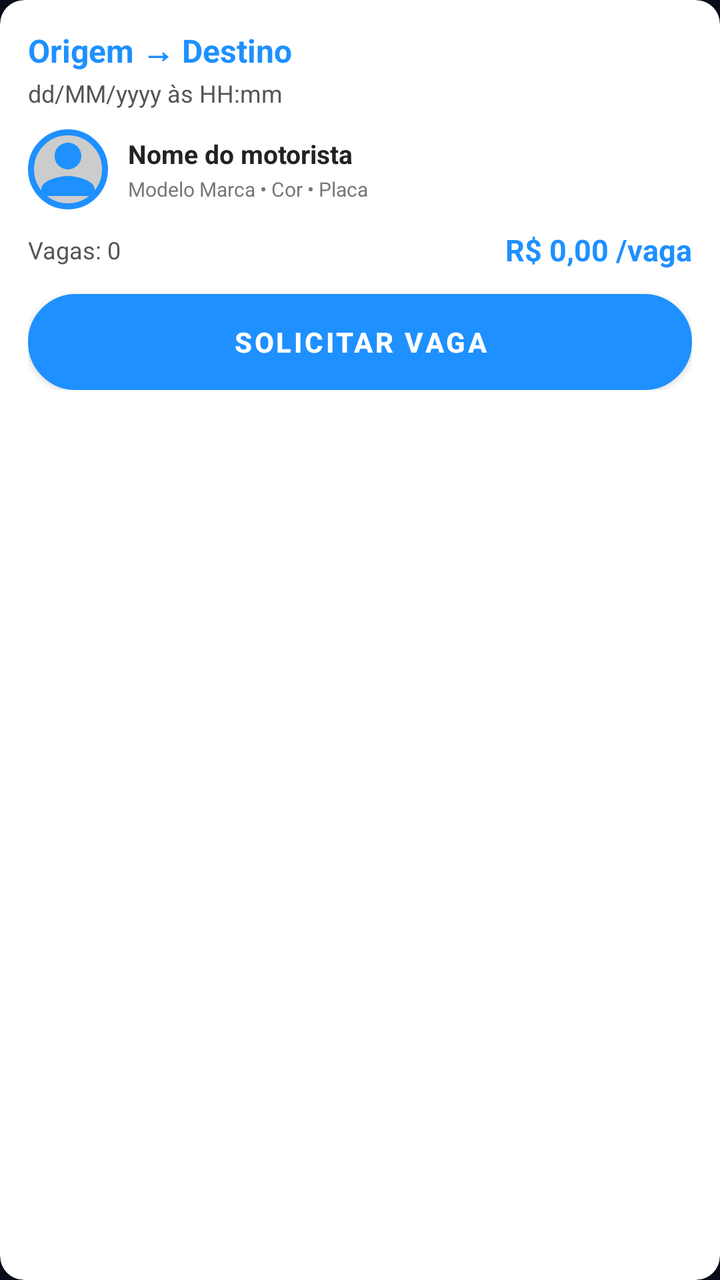
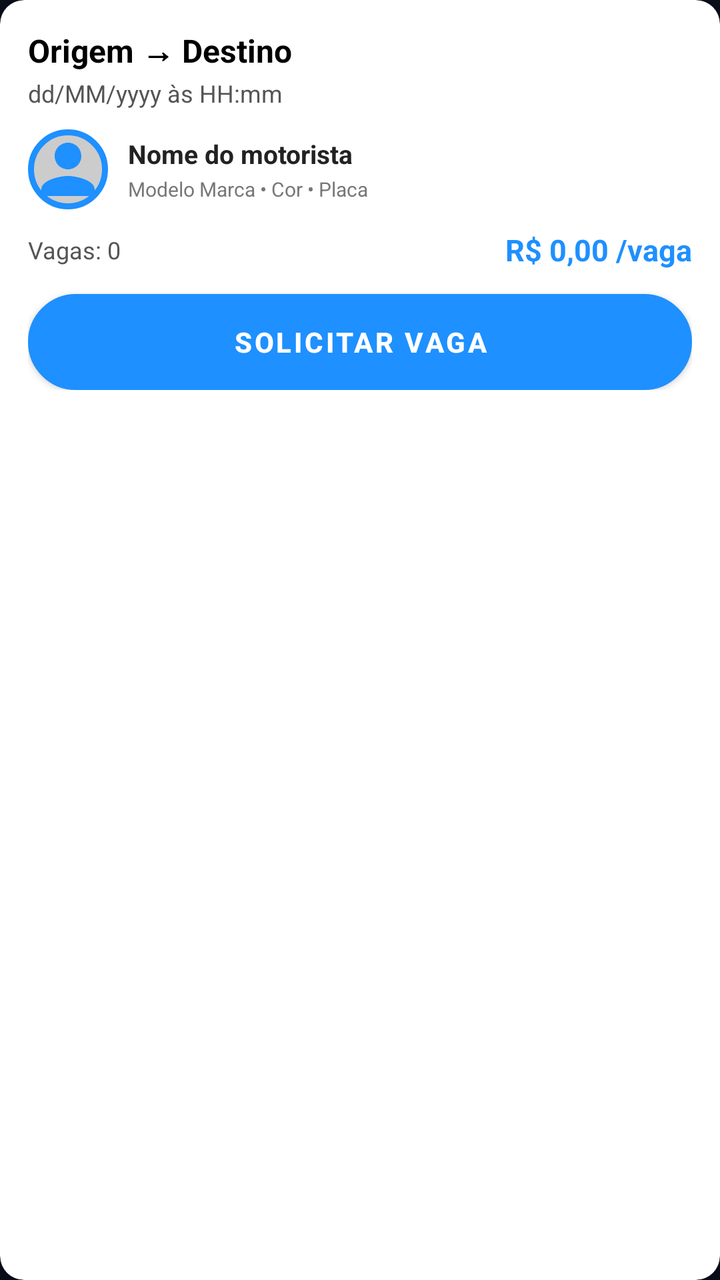

An Android layout rendered at two revisions. The XML below is the earlier revision; the diff shows what the commit changed to produce the second picture.
<!-- AndroidManifest.xml: application theme Theme.Caronas -->
<!-- res/layout/item_carona_resultado.xml -->
<?xml version="1.0" encoding="utf-8"?>
<androidx.cardview.widget.CardView xmlns:android="http://schemas.android.com/apk/res/android"
    xmlns:app="http://schemas.android.com/apk/res-auto"
    android:layout_width="match_parent"
    android:layout_height="wrap_content"
    android:layout_marginBottom="10dp"
    app:cardCornerRadius="12dp"
    app:cardBackgroundColor="#FFFFFF"
    app:cardElevation="4dp">

    <LinearLayout
        android:layout_width="match_parent"
        android:layout_height="wrap_content"
        android:orientation="vertical"
        android:padding="14dp">

        <TextView
            android:id="@+id/tvRotaResultado"
            android:layout_width="match_parent"
            android:layout_height="wrap_content"
            android:textColor="#1E90FF"
            android:textSize="16sp"
            android:textStyle="bold"
            android:text="Origem → Destino" />

        <TextView
            android:id="@+id/tvDataHoraResultado"
            android:layout_width="match_parent"
            android:layout_height="wrap_content"
            android:textColor="#555555"
            android:textSize="12sp"
            android:layout_marginTop="2dp"
            android:layout_marginBottom="10dp"
            android:text="dd/MM/yyyy às HH:mm" />

        <LinearLayout
            android:layout_width="match_parent"
            android:layout_height="wrap_content"
            android:orientation="horizontal"
            android:gravity="center_vertical|start"
            android:layout_marginBottom="10dp">

            <ImageView
                android:id="@+id/ivFotoMotoristaResultado"
                android:layout_width="40dp"
                android:layout_height="40dp"
                android:src="@drawable/ic_person_default"
                android:scaleType="centerCrop"
                android:background="@drawable/borda_circular_azul"
                android:layout_marginEnd="10dp" />

            <LinearLayout
                android:layout_width="wrap_content"
                android:layout_height="wrap_content"
                android:orientation="vertical">

                <TextView
                    android:id="@+id/tvNomeMotoristaResultado"
                    android:layout_width="wrap_content"
                    android:layout_height="wrap_content"
                    android:textColor="#222222"
                    android:textSize="13sp"
                    android:textStyle="bold"
                    android:text="Nome do motorista" />

                <TextView
                    android:id="@+id/tvCarroMotoristaResultado"
                    android:layout_width="wrap_content"
                    android:layout_height="wrap_content"
                    android:textColor="#777777"
                    android:textSize="10sp"
                    android:layout_marginTop="2dp"
                    android:text="Modelo Marca • Cor • Placa" />

            </LinearLayout>

        </LinearLayout>

        <LinearLayout
            android:layout_width="match_parent"
            android:layout_height="wrap_content"
            android:orientation="horizontal"
            android:gravity="center_vertical"
            android:layout_marginBottom="12dp">

            <TextView
                android:id="@+id/tvVagasResultado"
                android:layout_width="0dp"
                android:layout_height="wrap_content"
                android:layout_weight="1"
                android:textColor="#555555"
                android:textSize="12sp"
                android:text="Vagas: 0" />

            <TextView
                android:id="@+id/tvValorResultado"
                android:layout_width="wrap_content"
                android:layout_height="wrap_content"
                android:textColor="#1E90FF"
                android:textSize="15sp"
                android:textStyle="bold"
                android:text="R$ 0,00 /vaga" />

        </LinearLayout>

        <Button
            android:id="@+id/btnSolicitarResultado"
            android:layout_width="match_parent"
            android:layout_height="wrap_content"
            android:text="@string/procurar_botao_solicitar"
            android:textColor="#FFFFFF"
            android:textStyle="bold"
            android:background="@drawable/botao_azul_neon" />

    </LinearLayout>

</androidx.cardview.widget.CardView>
<!-- resources referenced by this layout -->
<resources>
  <!-- drawable borda_circular_azul (drawable) -->
  <?xml version="1.0" encoding="utf-8"?>
  <shape xmlns:android="http://schemas.android.com/apk/res/android"
      android:shape="oval">
      <stroke
          android:width="3dp"
          android:color="#1E90FF" />
      <solid android:color="#33000000" />
  </shape>
  <!-- drawable botao_azul_neon (drawable) -->
  <?xml version="1.0" encoding="utf-8"?>
  <shape xmlns:android="http://schemas.android.com/apk/res/android">
      <solid android:color="#1E90FF" />
      <corners android:radius="25dp" />
      <stroke android:width="2dp" android:color="#66C7FF" />
      <padding android:left="16dp" android:right="16dp" android:top="12dp" android:bottom="12dp" />
  </shape>
  <!-- drawable ic_person_default (drawable) -->
  <?xml version="1.0" encoding="utf-8"?>
  <vector xmlns:android="http://schemas.android.com/apk/res/android"
      android:width="80dp"
      android:height="80dp"
      android:viewportWidth="24"
      android:viewportHeight="24">
      <path
          android:fillColor="#1E90FF"
          android:pathData="M12,12c2.21,0 4,-1.79 4,-4s-1.79,-4 -4,-4 -4,1.79 -4,4 1.79,4 4,4zM12,14c-2.67,0 -8,1.34 -8,4v2h16v-2c0,-2.66 -5.33,-4 -8,-4z"/>
  </vector>
  <string name="procurar_botao_solicitar">Solicitar vaga</string>
  <style name="Theme.Caronas" parent="Theme.MaterialComponents.DayNight.NoActionBar">
          <item name="colorPrimary">@color/azul_neon</item>
          <item name="colorPrimaryVariant">@color/azul_neon_escuro</item>
          <item name="colorOnPrimary">@color/white</item>
          <item name="colorSecondary">@color/azul_neon</item>
          <item name="colorSecondaryVariant">@color/azul_neon_escuro</item>
          <item name="colorOnSecondary">@color/white</item>
          <item name="android:statusBarColor">@color/fundo_escuro</item>
          <item name="android:windowBackground">@color/fundo_escuro</item>
      </style>
  <color name="azul_neon">#1E90FF</color>
  <color name="azul_neon_escuro">#0D47A1</color>
  <color name="white">#FFFFFFFF</color>
  <color name="fundo_escuro">#0A0E1A</color>
</resources>

<!-- the commit's change to res/layout/item_carona_resultado.xml (unified diff, before → after) -->
@@ -18,7 +18,7 @@
             android:id="@+id/tvRotaResultado"
             android:layout_width="match_parent"
             android:layout_height="wrap_content"
-            android:textColor="#1E90FF"
+            android:textColor="#000000"
             android:textSize="16sp"
             android:textStyle="bold"
             android:text="Origem → Destino" />
